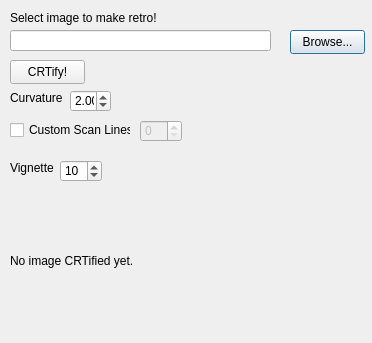
This is src/ui/image_selector.ui in denzelxav/retro-filter-in-python as Qt 5 draws it before an edit. The edited form follows.
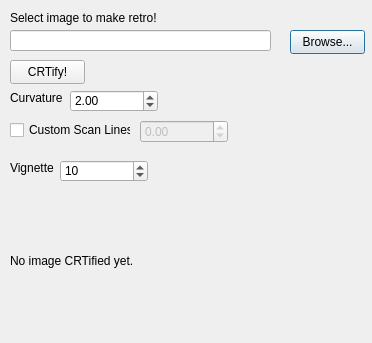
This is the edited form. Icons and pictures are not drawn.

Commit message: custom_scanlines checkbox fixed

```diff
--- a/src/ui/image_selector.ui
+++ b/src/ui/image_selector.ui
@@ -96,7 +96,7 @@
     <rect>
      <x>70</x>
      <y>90</y>
-     <width>41</width>
+     <width>88</width>
      <height>22</height>
     </rect>
    </property>
@@ -116,28 +116,12 @@
     <double>2.000000000000000</double>
    </property>
   </widget>
-  <widget class="QSpinBox" name="input_scan_lines">
-   <property name="enabled">
-    <bool>false</bool>
-   </property>
-   <property name="geometry">
-    <rect>
-     <x>140</x>
-     <y>120</y>
-     <width>42</width>
-     <height>22</height>
-    </rect>
-   </property>
-   <property name="maximum">
-    <number>9999</number>
-   </property>
-  </widget>
   <widget class="QSpinBox" name="input_vignette">
    <property name="geometry">
     <rect>
      <x>60</x>
      <y>160</y>
-     <width>42</width>
+     <width>88</width>
      <height>22</height>
     </rect>
    </property>
@@ -199,6 +183,25 @@
     <bool>false</bool>
    </property>
   </widget>
+  <widget class="QDoubleSpinBox" name="input_scan_lines">
+   <property name="enabled">
+    <bool>false</bool>
+   </property>
+   <property name="geometry">
+    <rect>
+     <x>140</x>
+     <y>120</y>
+     <width>88</width>
+     <height>23</height>
+    </rect>
+   </property>
+   <property name="minimum">
+    <double>-10.000000000000000</double>
+   </property>
+   <property name="maximum">
+    <double>99999.000000000000000</double>
+   </property>
+  </widget>
  </widget>
  <resources/>
  <connections/>
```
The commit also changes 3 other files.
